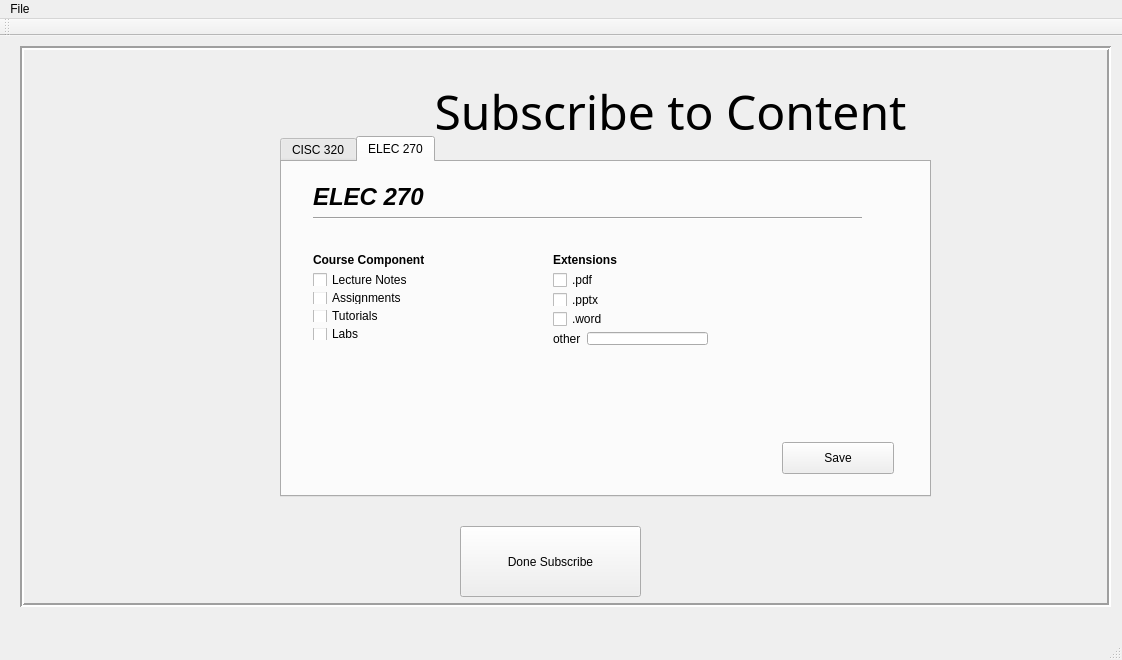
Old version of the form GUIProject/QtGUI/mainwindow.ui in the repository johan1252/QNoteGet.
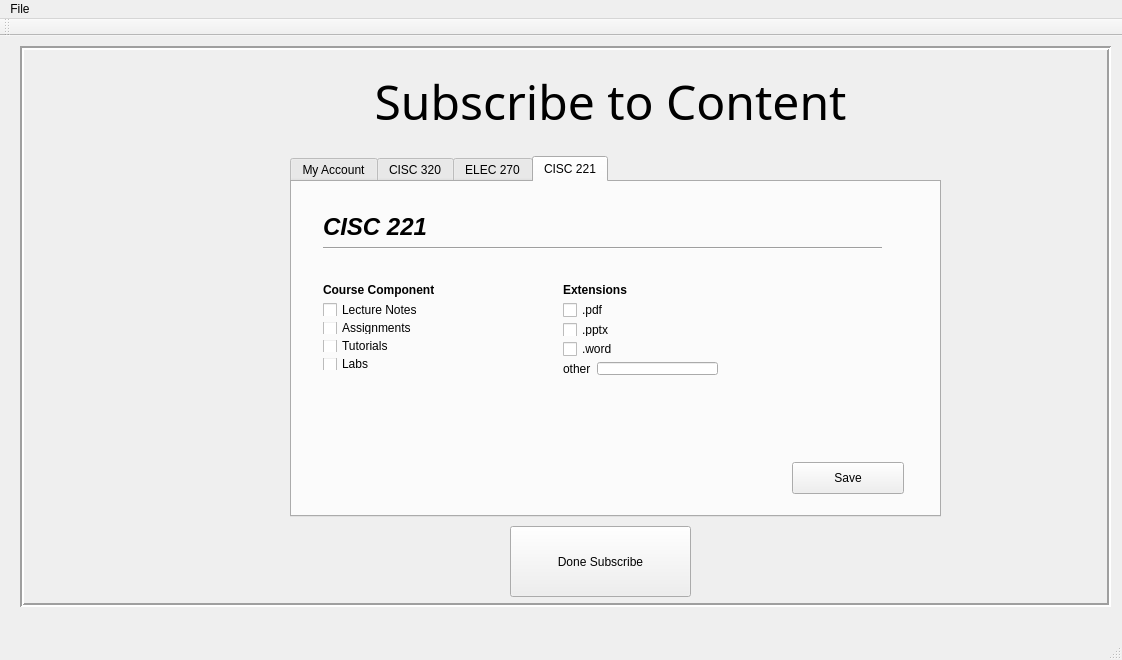
New version of the form. The open tabs and pages were chosen to show the change. Icons and pictures are not drawn.

Commit message: TSI-85_mruse various small UI improvements, page navigation, layout, etc.

```diff
--- a/GUIProject/QtGUI/mainwindow.ui
+++ b/GUIProject/QtGUI/mainwindow.ui
@@ -478,8 +478,8 @@
       <widget class="QLabel" name="label_7">
        <property name="geometry">
         <rect>
-         <x>270</x>
-         <y>0</y>
+         <x>210</x>
+         <y>-10</y>
          <width>761</width>
          <height>131</height>
         </rect>
@@ -525,7 +525,7 @@
       <widget class="QPushButton" name="pushButton_2">
        <property name="geometry">
         <rect>
-         <x>440</x>
+         <x>490</x>
          <y>480</y>
          <width>181</width>
          <height>71</height>
@@ -538,8 +538,8 @@
       <widget class="QTabWidget" name="tabWidget">
        <property name="geometry">
         <rect>
-         <x>260</x>
-         <y>90</y>
+         <x>270</x>
+         <y>110</y>
          <width>651</width>
          <height>361</height>
         </rect>
@@ -547,7 +547,93 @@
        <property name="currentIndex">
         <number>1</number>
        </property>
-       <widget class="QWidget" name="tab">
+       <widget class="QWidget" name="tab_myAccount">
+        <attribute name="title">
+         <string>My Account</string>
+        </attribute>
+        <widget class="QWidget" name="formLayoutWidget_2">
+         <property name="geometry">
+          <rect>
+           <x>20</x>
+           <y>70</y>
+           <width>571</width>
+           <height>101</height>
+          </rect>
+         </property>
+         <layout class="QFormLayout" name="formLayout_2">
+          <item row="0" column="0">
+           <widget class="QLabel" name="label_12">
+            <property name="text">
+             <string>Old Password</string>
+            </property>
+           </widget>
+          </item>
+          <item row="0" column="1">
+           <widget class="QLineEdit" name="lineEdit_myAccountOldPass"/>
+          </item>
+          <item row="1" column="0">
+           <widget class="QLabel" name="label_13">
+            <property name="text">
+             <string>New Password</string>
+            </property>
+           </widget>
+          </item>
+          <item row="1" column="1">
+           <widget class="QLineEdit" name="lineEdit_myAccountNewPass"/>
+          </item>
+          <item row="2" column="0">
+           <widget class="QLabel" name="label_14">
+            <property name="text">
+             <string>Confirm New Password</string>
+            </property>
+           </widget>
+          </item>
+          <item row="2" column="1">
+           <widget class="QLineEdit" name="lineEdit_myAccountConfirmPass"/>
+          </item>
+         </layout>
+        </widget>
+        <widget class="QPushButton" name="pushButton_saveAccount">
+         <property name="geometry">
+          <rect>
+           <x>460</x>
+           <y>180</y>
+           <width>131</width>
+           <height>32</height>
+          </rect>
+         </property>
+         <property name="sizePolicy">
+          <sizepolicy hsizetype="Minimum" vsizetype="Fixed">
+           <horstretch>0</horstretch>
+           <verstretch>0</verstretch>
+          </sizepolicy>
+         </property>
+         <property name="text">
+          <string>Save </string>
+         </property>
+        </widget>
+        <widget class="QLabel" name="label_myAccountUsername">
+         <property name="geometry">
+          <rect>
+           <x>10</x>
+           <y>5</y>
+           <width>331</width>
+           <height>41</height>
+          </rect>
+         </property>
+         <property name="font">
+          <font>
+           <pointsize>30</pointsize>
+           <weight>75</weight>
+           <bold>true</bold>
+          </font>
+         </property>
+         <property name="text">
+          <string>TextLabel</string>
+         </property>
+        </widget>
+       </widget>
+       <widget class="QWidget" name="tab_cisc320">
         <attribute name="title">
          <string>CISC 320</string>
         </attribute>
@@ -723,7 +809,7 @@
          <property name="geometry">
           <rect>
            <x>20</x>
-           <y>10</y>
+           <y>20</y>
            <width>571</width>
            <height>59</height>
           </rect>
@@ -755,7 +841,7 @@
          <property name="geometry">
           <rect>
            <x>260</x>
-           <y>80</y>
+           <y>90</y>
            <width>177</width>
            <height>114</height>
           </rect>
@@ -815,7 +901,7 @@
          <property name="geometry">
           <rect>
            <x>20</x>
-           <y>80</y>
+           <y>90</y>
            <width>133</width>
            <height>109</height>
           </rect>
@@ -872,6 +958,174 @@
          <property name="geometry">
           <rect>
            <x>500</x>
+           <y>290</y>
+           <width>112</width>
+           <height>32</height>
+          </rect>
+         </property>
+         <property name="text">
+          <string>Save</string>
+         </property>
+        </widget>
+       </widget>
+       <widget class="QWidget" name="tab_cisc221">
+        <attribute name="title">
+         <string>CISC 221</string>
+        </attribute>
+        <widget class="QWidget" name="layoutWidget_7">
+         <property name="geometry">
+          <rect>
+           <x>260</x>
+           <y>90</y>
+           <width>177</width>
+           <height>114</height>
+          </rect>
+         </property>
+         <layout class="QVBoxLayout" name="verticalLayout_25">
+          <item>
+           <widget class="QLabel" name="label_39">
+            <property name="font">
+             <font>
+              <weight>75</weight>
+              <bold>true</bold>
+             </font>
+            </property>
+            <property name="text">
+             <string>Extensions</string>
+            </property>
+           </widget>
+          </item>
+          <item>
+           <widget class="QCheckBox" name="checkBox_53">
+            <property name="text">
+             <string>.pdf</string>
+            </property>
+           </widget>
+          </item>
+          <item>
+           <widget class="QCheckBox" name="checkBox_54">
+            <property name="text">
+             <string>.pptx</string>
+            </property>
+           </widget>
+          </item>
+          <item>
+           <widget class="QCheckBox" name="checkBox_55">
+            <property name="text">
+             <string>.word</string>
+            </property>
+           </widget>
+          </item>
+          <item>
+           <layout class="QHBoxLayout" name="horizontalLayout_8">
+            <item>
+             <widget class="QLabel" name="label_40">
+              <property name="text">
+               <string>other</string>
+              </property>
+             </widget>
+            </item>
+            <item>
+             <widget class="QLineEdit" name="lineEdit_12"/>
+            </item>
+           </layout>
+          </item>
+         </layout>
+        </widget>
+        <widget class="QWidget" name="layoutWidget_8">
+         <property name="geometry">
+          <rect>
+           <x>20</x>
+           <y>90</y>
+           <width>133</width>
+           <height>109</height>
+          </rect>
+         </property>
+         <layout class="QVBoxLayout" name="verticalLayout_30">
+          <item>
+           <widget class="QLabel" name="label_41">
+            <property name="font">
+             <font>
+              <weight>75</weight>
+              <bold>true</bold>
+             </font>
+            </property>
+            <property name="text">
+             <string>Course Components</string>
+            </property>
+           </widget>
+          </item>
+          <item>
+           <layout class="QVBoxLayout" name="verticalLayout_31">
+            <item>
+             <widget class="QCheckBox" name="checkBox_56">
+              <property name="text">
+               <string>Lecture Notes</string>
+              </property>
+             </widget>
+            </item>
+            <item>
+             <widget class="QCheckBox" name="checkBox_57">
+              <property name="text">
+               <string>Assignments</string>
+              </property>
+             </widget>
+            </item>
+            <item>
+             <widget class="QCheckBox" name="checkBox_58">
+              <property name="text">
+               <string>Tutorials</string>
+              </property>
+             </widget>
+            </item>
+            <item>
+             <widget class="QCheckBox" name="checkBox_59">
+              <property name="text">
+               <string>Labs</string>
+              </property>
+             </widget>
+            </item>
+           </layout>
+          </item>
+         </layout>
+        </widget>
+        <widget class="QWidget" name="layoutWidget_9">
+         <property name="geometry">
+          <rect>
+           <x>20</x>
+           <y>20</y>
+           <width>581</width>
+           <height>59</height>
+          </rect>
+         </property>
+         <layout class="QVBoxLayout" name="verticalLayout_32">
+          <item>
+           <widget class="QLabel" name="label_42">
+            <property name="styleSheet">
+             <string notr="true">font-style: italic;
+font-weight: bold;
+font-size: 24px;
+font-family: &quot;Times New Roman&quot; serif;
+</string>
+            </property>
+            <property name="text">
+             <string>CISC 221</string>
+            </property>
+           </widget>
+          </item>
+          <item>
+           <widget class="Line" name="line_8">
+            <property name="orientation">
+             <enum>Qt::Horizontal</enum>
+            </property>
+           </widget>
+          </item>
+         </layout>
+        </widget>
+        <widget class="QPushButton" name="pushButton_7">
+         <property name="geometry">
+          <rect>
+           <x>500</x>
            <y>280</y>
            <width>112</width>
            <height>32</height>
```
Left out of the diff: 69 changed lines with no effect on the pictures. The commit also changes 22 other files.
